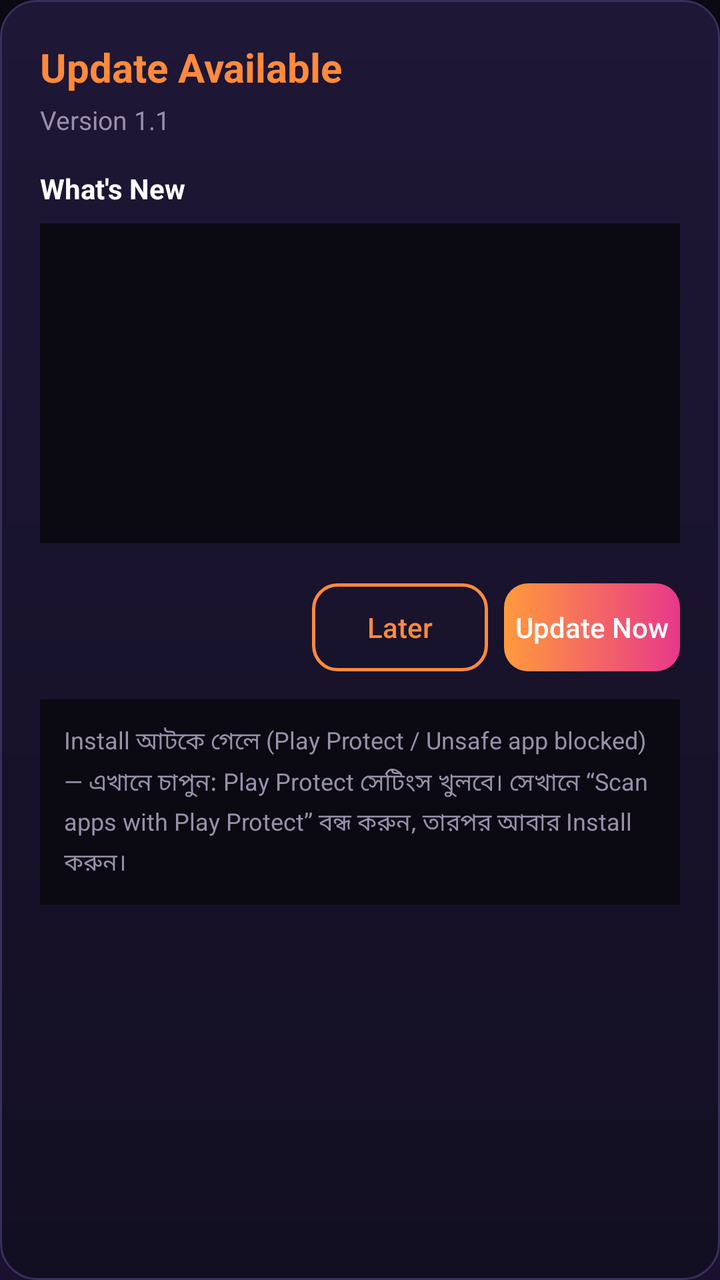
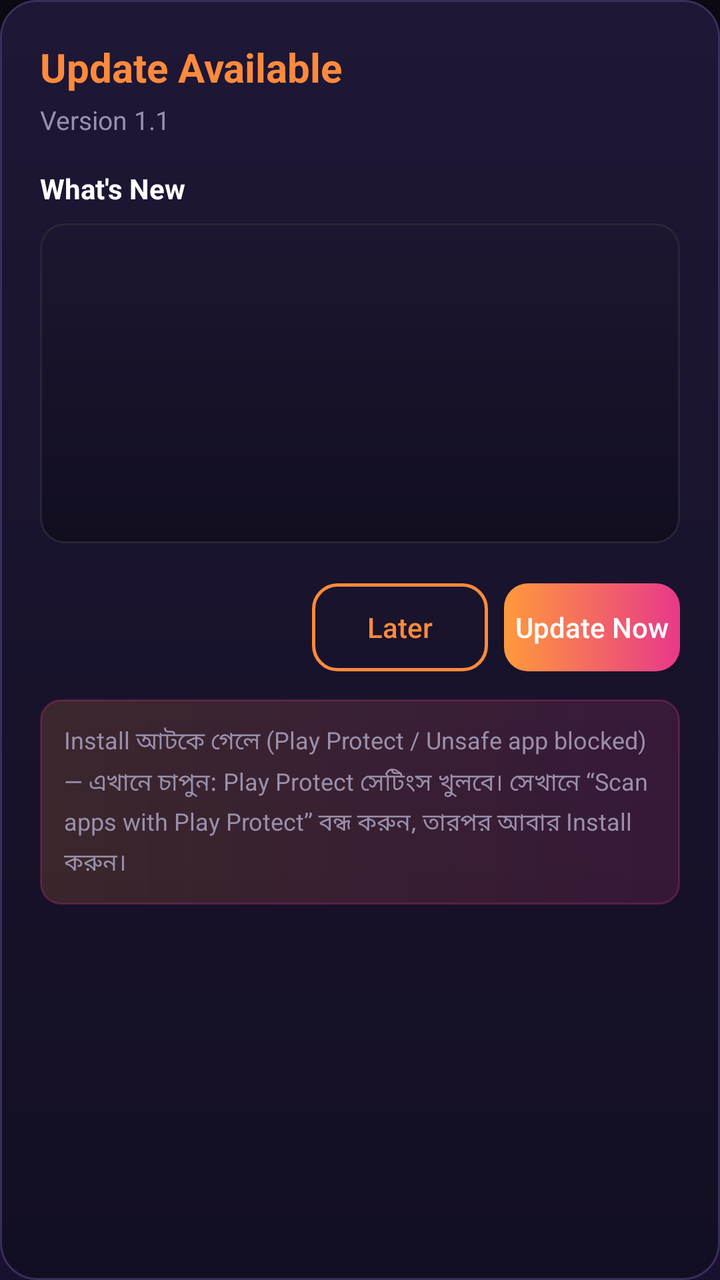

Before-and-after screenshots of an Android layout around one commit, followed by the original layout XML and the change that was made.
<!-- AndroidManifest.xml: application theme Theme.IPTVPlayer -->
<!-- res/layout/dialog_update.xml -->
<?xml version="1.0" encoding="utf-8"?>
<LinearLayout xmlns:android="http://schemas.android.com/apk/res/android"
    android:layout_width="match_parent"
    android:layout_height="wrap_content"
    android:orientation="vertical"
    android:background="@drawable/bg_dialog"
    android:padding="20dp">

    
    <TextView
        android:id="@+id/tvUpdateTitle"
        android:layout_width="match_parent"
        android:layout_height="wrap_content"
        android:text="@string/update_available"
        android:textColor="@color/colorOrange"
        android:textSize="20sp"
        android:textStyle="bold" />

    
    <TextView
        android:id="@+id/tvUpdateVersion"
        android:layout_width="match_parent"
        android:layout_height="wrap_content"
        android:layout_marginTop="4dp"
        android:textColor="@color/colorSubText"
        android:textSize="13sp"
        android:text="Version 1.1" />

    
    <TextView
        android:layout_width="match_parent"
        android:layout_height="wrap_content"
        android:layout_marginTop="16dp"
        android:text="@string/whats_new"
        android:textColor="@color/colorChannelName"
        android:textSize="14sp"
        android:textStyle="bold" />

    <ScrollView
        android:layout_width="match_parent"
        android:layout_height="160dp"
        android:layout_marginTop="8dp"
        android:background="@color/colorBackground"
        android:padding="12dp">

        <TextView
            android:id="@+id/tvUpdateChangelog"
            android:layout_width="match_parent"
            android:layout_height="wrap_content"
            android:lineSpacingMultiplier="1.3"
            android:textColor="@color/colorOnSurface"
            android:textSize="13sp" />

    </ScrollView>

    
    <LinearLayout
        android:id="@+id/progressGroup"
        android:layout_width="match_parent"
        android:layout_height="wrap_content"
        android:layout_marginTop="18dp"
        android:orientation="vertical"
        android:visibility="gone">

        <ProgressBar
            android:id="@+id/progressUpdate"
            style="?android:attr/progressBarStyleHorizontal"
            android:layout_width="match_parent"
            android:layout_height="8dp"
            android:max="100"
            android:progressTint="@color/colorOrange"
            android:progressBackgroundTint="@color/colorDivider" />

        <TextView
            android:id="@+id/tvUpdateProgress"
            android:layout_width="match_parent"
            android:layout_height="wrap_content"
            android:layout_marginTop="8dp"
            android:gravity="center"
            android:textColor="@color/colorSubText"
            android:textSize="13sp"
            android:text="0%" />

    </LinearLayout>

    
    <LinearLayout
        android:id="@+id/buttonGroup"
        android:layout_width="match_parent"
        android:layout_height="wrap_content"
        android:layout_marginTop="20dp"
        android:gravity="end"
        android:orientation="horizontal">

        <Button
            android:id="@+id/btnLater"
            android:layout_width="wrap_content"
            android:layout_height="44dp"
            android:layout_marginEnd="8dp"
            android:background="@drawable/bg_btn_outline"
            android:text="@string/later"
            android:textAllCaps="false"
            android:textColor="@color/colorOrange" />

        <Button
            android:id="@+id/btnUpdateNow"
            android:layout_width="wrap_content"
            android:layout_height="44dp"
            android:background="@drawable/bg_btn_orange"
            android:text="@string/update_now"
            android:textAllCaps="false"
            android:textColor="@android:color/white" />

    </LinearLayout>

    
    <TextView
        android:id="@+id/tvPlayProtectHelp"
        android:layout_width="match_parent"
        android:layout_height="wrap_content"
        android:layout_marginTop="14dp"
        android:background="@color/colorBackground"
        android:clickable="true"
        android:focusable="true"
        android:lineSpacingMultiplier="1.25"
        android:padding="12dp"
        android:text="@string/play_protect_help"
        android:textColor="@color/colorSubText"
        android:textSize="12sp" />

</LinearLayout>
<!-- resources referenced by this layout -->
<resources>
  <color name="colorDivider">#2A2438</color>
  <color name="colorOnSurface">#F6F1FF</color>
  <color name="colorOrange">#FF8A3C</color>
  <color name="colorSubText">#9A90AC</color>
  <!-- drawable bg_btn_orange (drawable) -->
  <?xml version="1.0" encoding="utf-8"?>
  <shape xmlns:android="http://schemas.android.com/apk/res/android"
      android:shape="rectangle">
      <gradient
          android:angle="0"
          android:startColor="@color/colorGradientStart"
          android:endColor="@color/colorGradientEnd"
          android:type="linear" />
      <corners android:radius="12dp" />
  </shape>
  <!-- drawable bg_btn_outline (drawable) -->
  <?xml version="1.0" encoding="utf-8"?>
  <shape xmlns:android="http://schemas.android.com/apk/res/android"
      android:shape="rectangle">
      <solid android:color="@android:color/transparent" />
      <stroke android:width="1.5dp" android:color="@color/colorOrange" />
      <corners android:radius="12dp" />
  </shape>
  <string name="later">Later</string>
  <color name="colorPrimary">#FF8A3C</color>
  <color name="colorOnPrimary">#FFFFFF</color>
  <color name="colorSecondary">#E8388A</color>
  <color name="colorSurface">#171322</color>
  <color name="colorError">#FF5C8A</color>
  <!-- unchanged entries left out for length: 15 -->
</resources>

<!-- the commit's change to res/layout/dialog_update.xml (unified diff, before → after) -->
@@ -40,7 +40,7 @@
         android:layout_width="match_parent"
         android:layout_height="160dp"
         android:layout_marginTop="8dp"
-        android:background="@color/colorBackground"
+        android:background="@drawable/bg_channel_card"
         android:padding="12dp">
 
         <TextView
@@ -119,7 +119,7 @@
         android:layout_width="match_parent"
         android:layout_height="wrap_content"
         android:layout_marginTop="14dp"
-        android:background="@color/colorBackground"
+        android:background="@drawable/bg_status_gradient"
         android:clickable="true"
         android:focusable="true"
         android:lineSpacingMultiplier="1.25"
<!-- resource entries referenced after the edit -->
@@ -6,24 +6,98 @@
   <color name="colorSubText">#9A90AC</color>
   <!-- drawable bg_btn_orange (drawable) -->
   <?xml version="1.0" encoding="utf-8"?>
+  <selector xmlns:android="http://schemas.android.com/apk/res/android">
+      
+      <item android:state_focused="true">
+          <shape android:shape="rectangle">
+              <gradient
+                  android:angle="0"
+                  android:startColor="#FFC08A"
+                  android:endColor="#F2557F"
+                  android:type="linear" />
+              <corners android:radius="12dp" />
+              <stroke android:width="2dp" android:color="#FFFFFFFF" />
+          </shape>
+      </item>
+      <item android:state_pressed="true">
+          <shape android:shape="rectangle">
+              <gradient
+                  android:angle="0"
+                  android:startColor="#FFC08A"
+                  android:endColor="#F2557F"
+                  android:type="linear" />
+              <corners android:radius="12dp" />
+          </shape>
+      </item>
+      <item>
+          <shape android:shape="rectangle">
+              <gradient
+                  android:angle="0"
+                  android:startColor="@color/colorGradientStart"
+                  android:endColor="@color/colorGradientEnd"
+                  android:type="linear" />
+              <corners android:radius="12dp" />
+          </shape>
+      </item>
+  </selector>
+  <!-- drawable bg_btn_outline (drawable) -->
+  <?xml version="1.0" encoding="utf-8"?>
+  <selector xmlns:android="http://schemas.android.com/apk/res/android">
+      <item android:state_focused="true">
+          <shape android:shape="rectangle">
+              <gradient
+                  android:angle="0"
+                  android:startColor="#40FF9A3C"
+                  android:endColor="#40E8388A" />
+              <stroke android:width="2dp" android:color="@color/colorOrange" />
+              <corners android:radius="12dp" />
+          </shape>
+      </item>
+      <item android:state_pressed="true">
+          <shape android:shape="rectangle">
+              <gradient
+                  android:angle="0"
+                  android:startColor="#33FF9A3C"
+                  android:endColor="#33E8388A" />
+              <stroke android:width="1.5dp" android:color="@color/colorOrange" />
+              <corners android:radius="12dp" />
+          </shape>
+      </item>
+      <item>
+          <shape android:shape="rectangle">
+              <solid android:color="@android:color/transparent" />
+              <stroke android:width="1.5dp" android:color="@color/colorOrange" />
+              <corners android:radius="12dp" />
+          </shape>
+      </item>
+  </selector>
+  <!-- drawable bg_channel_card (drawable) -->
+  <?xml version="1.0" encoding="utf-8"?>
+  <shape xmlns:android="http://schemas.android.com/apk/res/android"
+      android:shape="rectangle">
+      <gradient
+          android:angle="270"
+          android:startColor="@color/colorGradientCardStart"
+          android:endColor="@color/colorGradientCardEnd"
+          android:type="linear" />
+      <corners android:radius="12dp" />
+      <stroke android:width="1dp" android:color="@color/colorDivider" />
+  </shape>
+  <!-- drawable bg_status_gradient (drawable) -->
+  <?xml version="1.0" encoding="utf-8"?>
   <shape xmlns:android="http://schemas.android.com/apk/res/android"
       android:shape="rectangle">
       <gradient
           android:angle="0"
-          android:startColor="@color/colorGradientStart"
-          android:endColor="@color/colorGradientEnd"
+          android:startColor="#26FF9A3C"
+          android:endColor="#26E8388A"
           android:type="linear" />
-      <corners android:radius="12dp" />
-  </shape>
-  <!-- drawable bg_btn_outline (drawable) -->
-  <?xml version="1.0" encoding="utf-8"?>
-  <shape xmlns:android="http://schemas.android.com/apk/res/android"
-      android:shape="rectangle">
-      <solid android:color="@android:color/transparent" />
-      <stroke android:width="1.5dp" android:color="@color/colorOrange" />
-      <corners android:radius="12dp" />
+      <corners android:radius="10dp" />
+      <stroke android:width="1dp" android:color="#40E8388A" />
   </shape>
   <string name="later">Later</string>
+  <color name="colorGradientCardStart">#1C1630</color>
+  <color name="colorGradientCardEnd">#120E20</color>
   <color name="colorPrimary">#FF8A3C</color>
   <color name="colorOnPrimary">#FFFFFF</color>
   <color name="colorSecondary">#E8388A</color>
